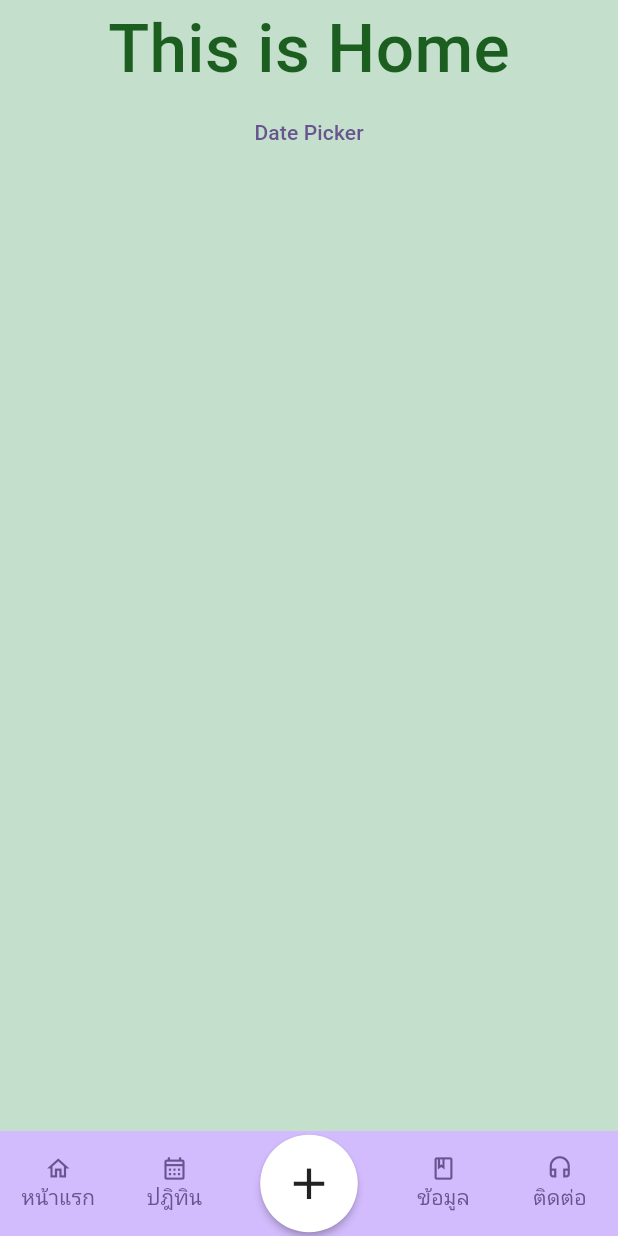
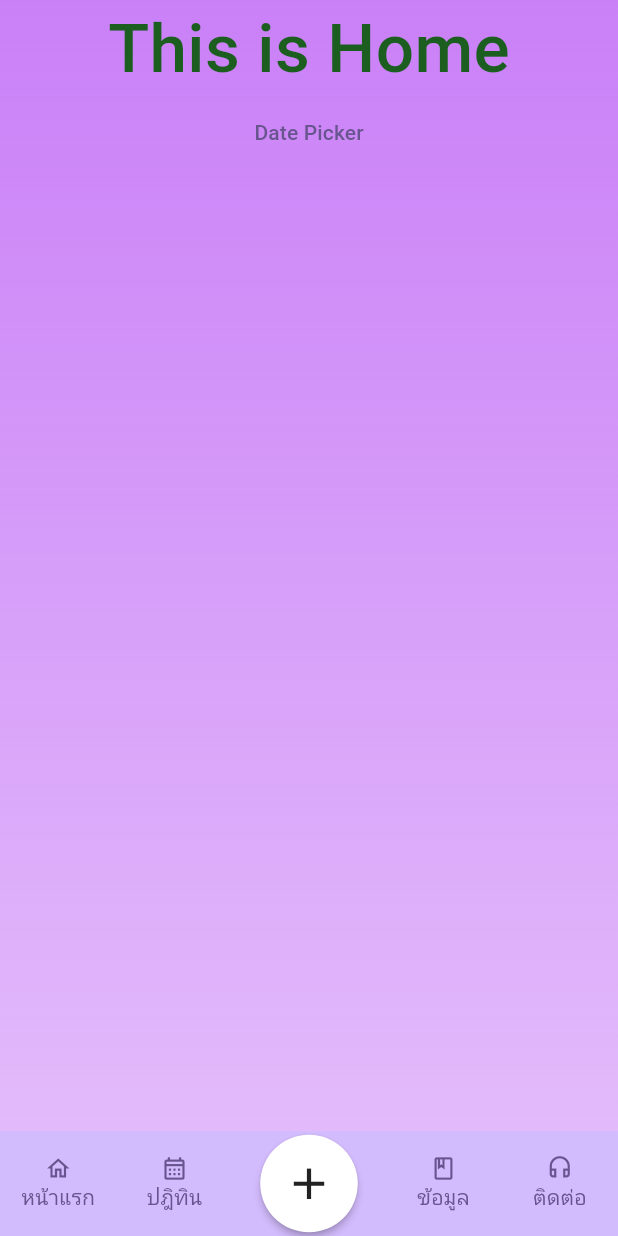
Before and after one commit to Leoevi/epilepsy_care_pmk, a Flutter app: the screen it shows after launch, on a phone screen of 412 x 824 dp. Run offline on Flutter 3.47's test engine with Material 3 defaults, Android fonts, the phone set to English and light mode, and no system bars; our stand-ins replace fl_chart; missing offline and left inert: dart:ffi.

Commit message:
make background gradient and added some TODOs

```diff
--- a/lib/main.dart
+++ b/lib/main.dart
@@ -58,12 +58,20 @@
 
   @override
   Widget build(BuildContext context) {
-    return Scaffold(
+    return Container(  // To have a gradient background, need to wrap with container
+      decoration: const BoxDecoration(
+        gradient: LinearGradient(
+            begin: Alignment.topCenter,
+            end: Alignment.bottomCenter,
+            colors: [Color(0xFFCA80F7), Color(0x7FCA80F7)]  // TODO: use colors from theme instead of hardcoding
+        )
+      ),
+      child: Scaffold(
         bottomNavigationBar: Container(
           clipBehavior: Clip.antiAliasWithSaveLayer,
           height: 70,
           decoration: BoxDecoration(
-          color: Theme.of(context).colorScheme.inversePrimary,
+            color: Theme.of(context).colorScheme.inversePrimary,  // TODO: use colors from theme instead of hardcoding
           ),
           child: Row(
             mainAxisAlignment: MainAxisAlignment.spaceAround,
@@ -93,7 +101,7 @@
                 ),
               ),
               // SizedBox(width: 43, height: 43),
-            Stack(
+              Stack(  // TODO: Make the button float a bit above the bottom nav bar
                 // alignment: AlignmentDirectional.center,
                 // clipBehavior: Clip.none,
                 children: <Widget>[
@@ -141,10 +149,11 @@
             ],
           ),
         ),
-      backgroundColor: const Color(0xffC4DFCB),
+        backgroundColor: Colors.transparent,
         body: SafeArea(
           child: pages[pageIndex],
         )
+      ),
     );
   }
 }
```
Lines whose indentation alone changed are shown as unchanged.
